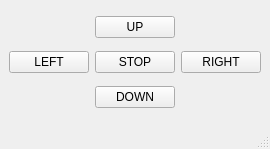
This is src/mainwindow.ui in mhernando/teleop_twist_qt as Qt 5 draws it before an edit. The edited form follows.
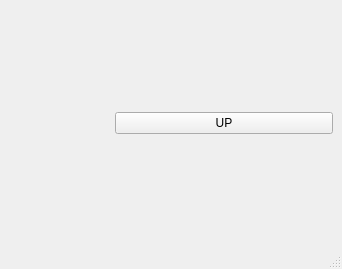
This is the edited form. Custom widgets are drawn as their Qt base class.

```diff
--- a/src/mainwindow.ui
+++ b/src/mainwindow.ui
@@ -6,8 +6,8 @@
    <rect>
     <x>0</x>
     <y>0</y>
-    <width>270</width>
-    <height>149</height>
+    <width>342</width>
+    <height>269</height>
    </rect>
   </property>
   <property name="sizePolicy">
@@ -21,20 +21,6 @@
   </property>
   <widget class="QWidget" name="centralwidget">
    <layout class="QGridLayout" name="gridLayout">
-    <item row="1" column="1">
-     <widget class="QPushButton" name="pushButton_5">
-      <property name="text">
-       <string>STOP</string>
-      </property>
-     </widget>
-    </item>
-    <item row="1" column="0">
-     <widget class="QPushButton" name="pushButton_3">
-      <property name="text">
-       <string>LEFT</string>
-      </property>
-     </widget>
-    </item>
     <item row="0" column="1">
      <widget class="QPushButton" name="pushButton">
       <property name="text">
@@ -42,17 +28,19 @@
       </property>
      </widget>
     </item>
-    <item row="1" column="2">
-     <widget class="QPushButton" name="pushButton_2">
-      <property name="text">
-       <string>RIGHT</string>
+    <item row="0" column="0">
+     <widget class="JoyPad" name="joyPad" native="true">
+      <property name="sizePolicy">
+       <sizepolicy hsizetype="Fixed" vsizetype="Fixed">
+        <horstretch>0</horstretch>
+        <verstretch>0</verstretch>
+       </sizepolicy>
       </property>
-     </widget>
-    </item>
-    <item row="2" column="1">
-     <widget class="QPushButton" name="pushButton_4">
-      <property name="text">
-       <string>DOWN</string>
+      <property name="minimumSize">
+       <size>
+        <width>100</width>
+        <height>100</height>
+       </size>
       </property>
      </widget>
     </item>
@@ -70,6 +58,14 @@
   </widget>
   <widget class="QStatusBar" name="statusbar"/>
  </widget>
+ <customwidgets>
+  <customwidget>
+   <class>JoyPad</class>
+   <extends>QWidget</extends>
+   <header>joypad.h</header>
+   <container>1</container>
+  </customwidget>
+ </customwidgets>
  <resources/>
  <connections/>
 </ui>
```
Left out of the diff: 2 changed lines with no effect on the pictures.
